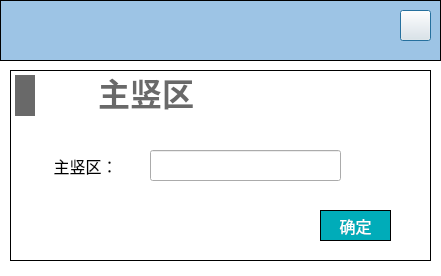
haobana/NoiCal, file NoiseCalSoft/roomDefineForm/dialog_add_zhushuqu.ui: the form before one commit.
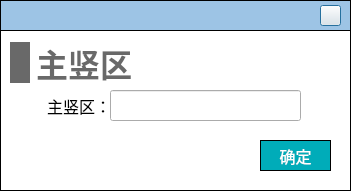
The form after the commit. Icons and pictures are not drawn.

Diff of the .ui file:
```diff
--- a/NoiseCalSoft/roomDefineForm/dialog_add_zhushuqu.ui
+++ b/NoiseCalSoft/roomDefineForm/dialog_add_zhushuqu.ui
@@ -6,8 +6,8 @@
    <rect>
     <x>0</x>
     <y>0</y>
-    <width>441</width>
-    <height>276</height>
+    <width>351</width>
+    <height>191</height>
    </rect>
   </property>
   <property name="windowTitle">
@@ -24,8 +24,8 @@
     <rect>
      <x>0</x>
      <y>0</y>
-     <width>441</width>
-     <height>61</height>
+     <width>351</width>
+     <height>31</height>
     </rect>
    </property>
    <property name="styleSheet">
@@ -39,10 +39,10 @@
    <widget class="QPushButton" name="close">
     <property name="geometry">
      <rect>
-      <x>400</x>
-      <y>10</y>
-      <width>31</width>
-      <height>31</height>
+      <x>320</x>
+      <y>5</y>
+      <width>21</width>
+      <height>21</height>
      </rect>
     </property>
     <property name="styleSheet">
@@ -56,10 +56,10 @@
   <widget class="QWidget" name="widget" native="true">
    <property name="geometry">
     <rect>
-     <x>10</x>
-     <y>70</y>
-     <width>421</width>
-     <height>191</height>
+     <x>0</x>
+     <y>30</y>
+     <width>351</width>
+     <height>161</height>
     </rect>
    </property>
    <property name="styleSheet">
@@ -71,10 +71,10 @@
    <widget class="QWidget" name="layoutWidget">
     <property name="geometry">
      <rect>
-      <x>0</x>
-      <y>0</y>
-      <width>241</width>
-      <height>51</height>
+      <x>10</x>
+      <y>10</y>
+      <width>251</width>
+      <height>45</height>
      </rect>
     </property>
     <layout class="QHBoxLayout" name="horizontalLayout_14">
@@ -105,23 +105,10 @@
      </item>
      <item>
       <widget class="QLabel" name="label_title">
-       <property name="minimumSize">
-        <size>
-         <width>200</width>
-         <height>41</height>
-        </size>
-       </property>
-       <property name="maximumSize">
-        <size>
-         <width>200</width>
-         <height>41</height>
-        </size>
-       </property>
        <property name="font">
         <font>
          <family>Microsoft YaHei</family>
          <pointsize>24</pointsize>
-         <weight>75</weight>
          <bold>true</bold>
         </font>
        </property>
@@ -135,7 +122,7 @@
         <string>主竖区</string>
        </property>
        <property name="alignment">
-        <set>Qt::AlignBottom|Qt::AlignHCenter</set>
+        <set>Qt::AlignLeading|Qt::AlignLeft|Qt::AlignVCenter</set>
        </property>
       </widget>
      </item>
@@ -144,15 +131,15 @@
    <widget class="QPushButton" name="pushButton">
     <property name="geometry">
      <rect>
-      <x>310</x>
-      <y>140</y>
+      <x>260</x>
+      <y>110</y>
       <width>71</width>
       <height>31</height>
      </rect>
     </property>
     <property name="font">
      <font>
-      <family>Microsoft YaHei</family>
+      <family>黑体</family>
       <pointsize>12</pointsize>
      </font>
     </property>
@@ -179,15 +166,16 @@
    <widget class="QLineEdit" name="lineEdit">
     <property name="geometry">
      <rect>
-      <x>140</x>
-      <y>80</y>
+      <x>110</x>
+      <y>60</y>
       <width>191</width>
       <height>31</height>
      </rect>
     </property>
     <property name="font">
      <font>
-      <family>Microsoft YaHei</family>
+      <family>黑体</family>
+      <pointsize>10</pointsize>
      </font>
     </property>
    </widget>
@@ -195,14 +183,14 @@
     <property name="geometry">
      <rect>
       <x>10</x>
-      <y>80</y>
-      <width>131</width>
+      <y>60</y>
+      <width>101</width>
       <height>31</height>
      </rect>
     </property>
     <property name="font">
      <font>
-      <family>Microsoft YaHei</family>
+      <family>黑体</family>
       <pointsize>12</pointsize>
      </font>
     </property>
@@ -210,7 +198,7 @@
      <string>主竖区：</string>
     </property>
     <property name="alignment">
-     <set>Qt::AlignCenter</set>
+     <set>Qt::AlignRight|Qt::AlignTrailing|Qt::AlignVCenter</set>
     </property>
    </widget>
   </widget>
```
